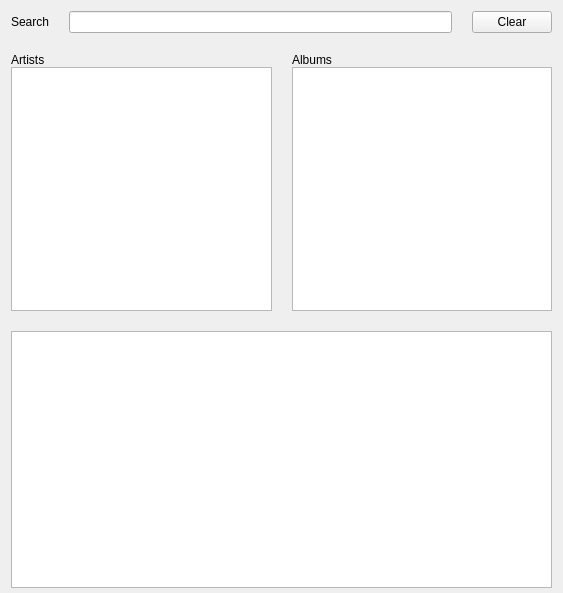
This is trunk/GUI/GUI_Library_windowed.ui in shahid334/sayonara-player as Qt 5 draws it before an edit. The edited form follows.
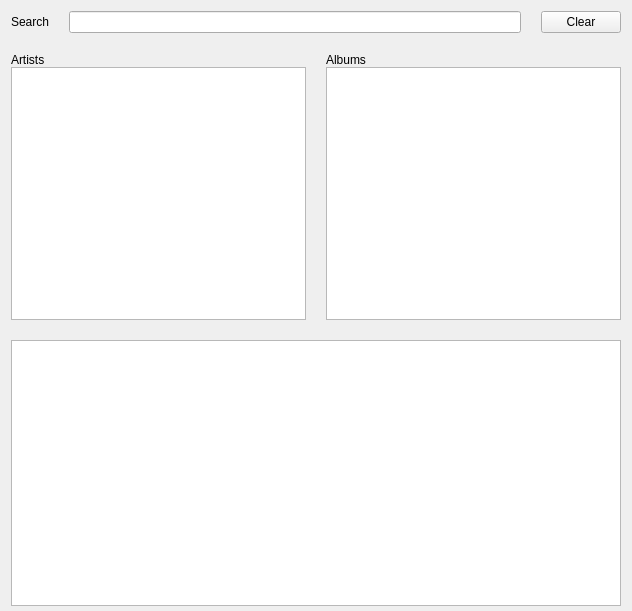
This is the edited form.

Commit message: setup library path added reload library added

```diff
--- a/trunk/GUI/GUI_Library_windowed.ui
+++ b/trunk/GUI/GUI_Library_windowed.ui
@@ -6,8 +6,8 @@
    <rect>
     <x>0</x>
     <y>0</y>
-    <width>563</width>
-    <height>593</height>
+    <width>632</width>
+    <height>611</height>
    </rect>
   </property>
   <property name="windowTitle">
@@ -42,6 +42,18 @@
            <verstretch>0</verstretch>
           </sizepolicy>
          </property>
+         <property name="editTriggers">
+          <set>QAbstractItemView::NoEditTriggers</set>
+         </property>
+         <property name="alternatingRowColors">
+          <bool>true</bool>
+         </property>
+         <property name="verticalScrollMode">
+          <enum>QAbstractItemView::ScrollPerPixel</enum>
+         </property>
+         <property name="resizeMode">
+          <enum>QListView::Fixed</enum>
+         </property>
         </widget>
        </item>
       </layout>
@@ -66,6 +78,15 @@
            <verstretch>0</verstretch>
           </sizepolicy>
          </property>
+         <property name="editTriggers">
+          <set>QAbstractItemView::NoEditTriggers</set>
+         </property>
+         <property name="alternatingRowColors">
+          <bool>true</bool>
+         </property>
+         <property name="verticalScrollMode">
+          <enum>QAbstractItemView::ScrollPerPixel</enum>
+         </property>
         </widget>
        </item>
       </layout>
@@ -116,7 +137,10 @@
           <enum>QAbstractItemView::ScrollPerPixel</enum>
          </property>
          <property name="showGrid">
-          <bool>false</bool>
+          <bool>true</bool>
+         </property>
+         <property name="gridStyle">
+          <enum>Qt::DotLine</enum>
          </property>
          <property name="sortingEnabled">
           <bool>true</bool>
```
The commit also changes 20 other files.
